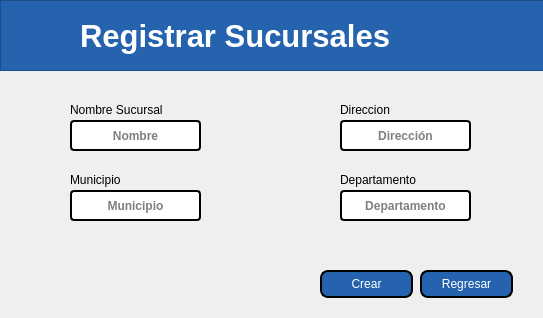
Above: views/registrarSucursales.ui from MiguelFVasquez/ProyectoDB before the change. Below: the same form after it.
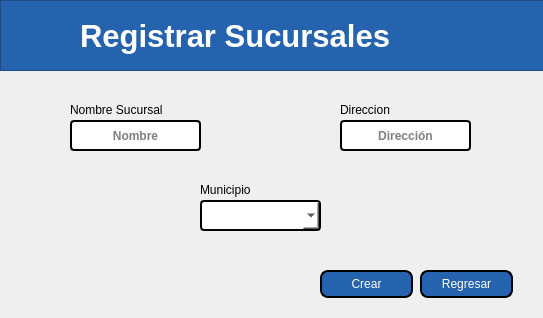
That is the form after the change.

Diff of the .ui file:
```diff
--- a/views/registrarSucursales.ui
+++ b/views/registrarSucursales.ui
@@ -184,98 +184,11 @@
      <string>Dirección</string>
     </property>
    </widget>
-   <widget class="QLabel" name="lblDepartamentoSucursal">
-    <property name="geometry">
-     <rect>
-      <x>340</x>
-      <y>170</y>
-      <width>101</width>
-      <height>20</height>
-     </rect>
-    </property>
-    <property name="font">
-     <font>
-      <pointsize>9</pointsize>
-     </font>
-    </property>
-    <property name="styleSheet">
-     <string notr="true">color: rgb(0, 0, 0);</string>
-    </property>
-    <property name="text">
-     <string>Departamento</string>
-    </property>
-   </widget>
-   <widget class="QLineEdit" name="txtDepartamentoSucursal">
-    <property name="geometry">
-     <rect>
-      <x>340</x>
-      <y>190</y>
-      <width>131</width>
-      <height>31</height>
-     </rect>
-    </property>
-    <property name="font">
-     <font>
-      <weight>75</weight>
-      <bold>true</bold>
-      <kerning>true</kerning>
-     </font>
-    </property>
-    <property name="styleSheet">
-     <string notr="true">background-color: rgb(255, 255, 255);
-color: rgb(0, 0, 0);
-border: 2px solid rgb(0,0,0);
-border-radius: 4px
-</string>
-    </property>
-    <property name="alignment">
-     <set>Qt::AlignCenter</set>
-    </property>
-    <property name="readOnly">
-     <bool>false</bool>
-    </property>
-    <property name="placeholderText">
-     <string>Departamento</string>
-    </property>
-   </widget>
-   <widget class="QLineEdit" name="txtMunicipioSucursal">
-    <property name="geometry">
-     <rect>
-      <x>70</x>
-      <y>190</y>
-      <width>131</width>
-      <height>31</height>
-     </rect>
-    </property>
-    <property name="font">
-     <font>
-      <weight>75</weight>
-      <bold>true</bold>
-      <kerning>true</kerning>
-     </font>
-    </property>
-    <property name="styleSheet">
-     <string notr="true">background-color: rgb(255, 255, 255);
-color: rgb(0, 0, 0);
-border: 2px solid rgb(0,0,0);
-border-radius: 4px
-</string>
-    </property>
-    <property name="alignment">
-     <set>Qt::AlignCenter</set>
-    </property>
-    <property name="readOnly">
-     <bool>false</bool>
-    </property>
-    <property name="placeholderText">
-     <string>Municipio</string>
-    </property>
-   </widget>
    <widget class="QLabel" name="lblMunicipioSucursal">
     <property name="geometry">
      <rect>
-      <x>70</x>
-      <y>170</y>
+      <x>200</x>
+      <y>180</y>
       <width>121</width>
       <height>20</height>
      </rect>
@@ -332,6 +245,23 @@
      <string>Crear</string>
     </property>
    </widget>
+   <widget class="QComboBox" name="comboBoxMunicipios">
+    <property name="geometry">
+     <rect>
+      <x>200</x>
+      <y>200</y>
+      <width>121</width>
+      <height>31</height>
+     </rect>
+    </property>
+    <property name="styleSheet">
+     <string notr="true">background-color: rgb(255, 255, 255);
+color: rgb(0, 0, 0);
+border: 2px solid rgb(0,0,0);
+border-radius: 4px
+</string>
+    </property>
+   </widget>
   </widget>
  </widget>
  <resources/>
```
